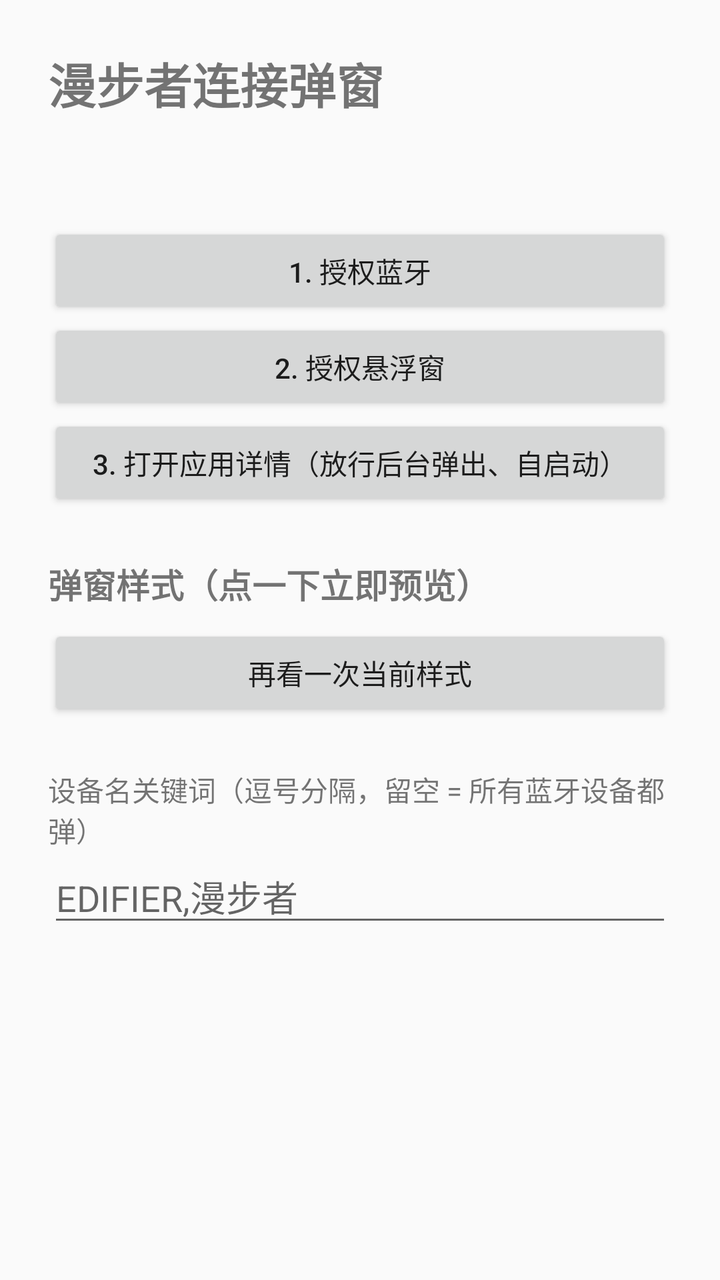
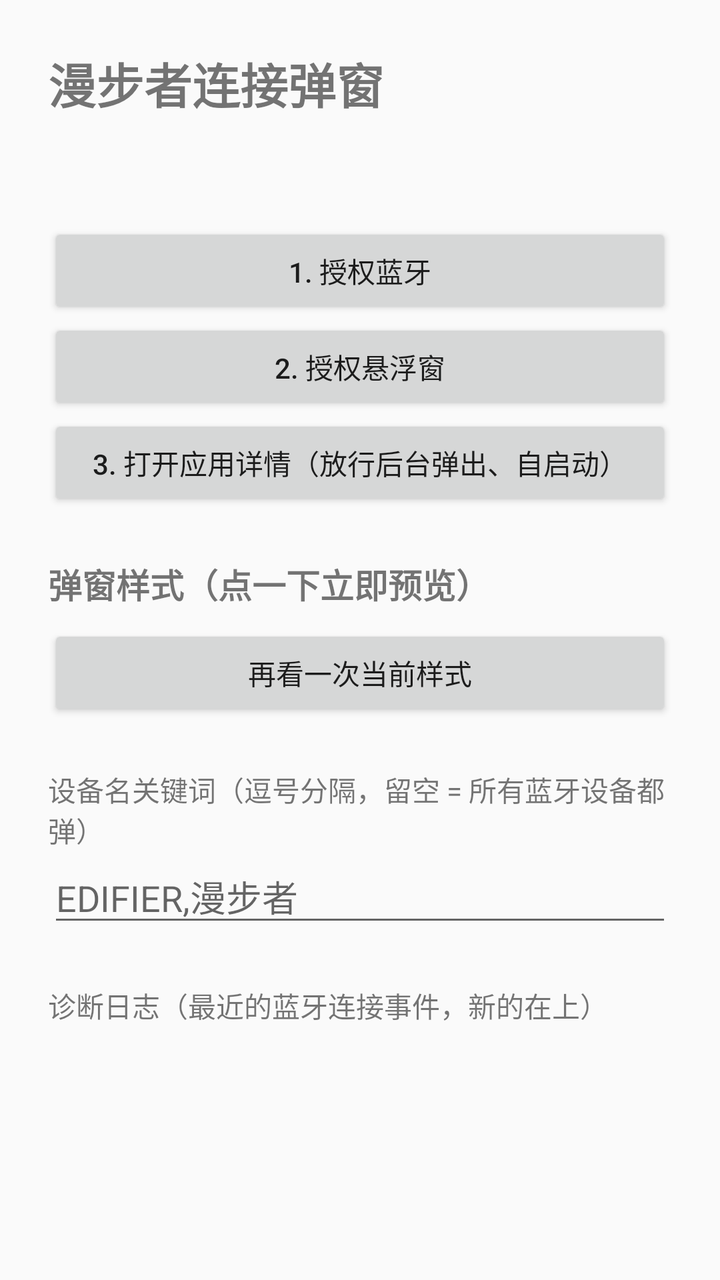

Before-and-after screenshots of an Android layout around one commit, followed by the original layout XML and the change that was made.
<!-- AndroidManifest.xml: application theme Theme.EdifierPopup -->
<!-- res/layout/activity_main.xml -->
<?xml version="1.0" encoding="utf-8"?>
<ScrollView xmlns:android="http://schemas.android.com/apk/res/android"
    android:layout_width="match_parent"
    android:layout_height="match_parent"
    android:fillViewport="true">

    <LinearLayout
        android:layout_width="match_parent"
        android:layout_height="wrap_content"
        android:orientation="vertical"
        android:padding="24dp">

        <TextView
            android:layout_width="wrap_content"
            android:layout_height="wrap_content"
            android:text="漫步者连接弹窗"
            android:textSize="24sp"
            android:textStyle="bold" />

        <TextView
            android:id="@+id/info"
            android:layout_width="match_parent"
            android:layout_height="wrap_content"
            android:layout_marginTop="16dp"
            android:lineSpacingExtra="6dp"
            android:textSize="15sp" />

        <Button
            android:id="@+id/btnPerm"
            android:layout_width="match_parent"
            android:layout_height="wrap_content"
            android:layout_marginTop="16dp"
            android:text="1. 授权蓝牙" />

        <Button
            android:id="@+id/btnOverlay"
            android:layout_width="match_parent"
            android:layout_height="wrap_content"
            android:text="2. 授权悬浮窗" />

        <Button
            android:id="@+id/btnAppInfo"
            android:layout_width="match_parent"
            android:layout_height="wrap_content"
            android:text="3. 打开应用详情（放行后台弹出、自启动）" />

        <TextView
            android:layout_width="wrap_content"
            android:layout_height="wrap_content"
            android:layout_marginTop="24dp"
            android:text="弹窗样式（点一下立即预览）"
            android:textSize="17sp"
            android:textStyle="bold" />

        <RadioGroup
            android:id="@+id/styleGroup"
            android:layout_width="match_parent"
            android:layout_height="wrap_content"
            android:orientation="vertical" />

        <Button
            android:id="@+id/btnTest"
            android:layout_width="match_parent"
            android:layout_height="wrap_content"
            android:layout_marginTop="8dp"
            android:text="再看一次当前样式" />

        <TextView
            android:layout_width="wrap_content"
            android:layout_height="wrap_content"
            android:layout_marginTop="24dp"
            android:text="设备名关键词（逗号分隔，留空 = 所有蓝牙设备都弹）"
            android:textSize="14sp" />

        <EditText
            android:id="@+id/keywords"
            android:layout_width="match_parent"
            android:layout_height="wrap_content"
            android:hint="EDIFIER,漫步者"
            android:inputType="text"
            android:singleLine="true" />
    </LinearLayout>
</ScrollView>
<!-- resources referenced by this layout -->
<resources>
  <style name="Theme.EdifierPopup" parent="android:Theme.Material.Light.NoActionBar" />
</resources>

<!-- the commit's change to res/layout/activity_main.xml (unified diff, before → after) -->
@@ -79,5 +79,21 @@
             android:hint="EDIFIER,漫步者"
             android:inputType="text"
             android:singleLine="true" />
+
+        <TextView
+            android:layout_width="wrap_content"
+            android:layout_height="wrap_content"
+            android:layout_marginTop="24dp"
+            android:text="诊断日志（最近的蓝牙连接事件，新的在上）"
+            android:textSize="14sp" />
+
+        <TextView
+            android:id="@+id/diag"
+            android:layout_width="match_parent"
+            android:layout_height="wrap_content"
+            android:layout_marginTop="6dp"
+            android:lineSpacingExtra="4dp"
+            android:textIsSelectable="true"
+            android:textSize="13sp" />
     </LinearLayout>
 </ScrollView>
